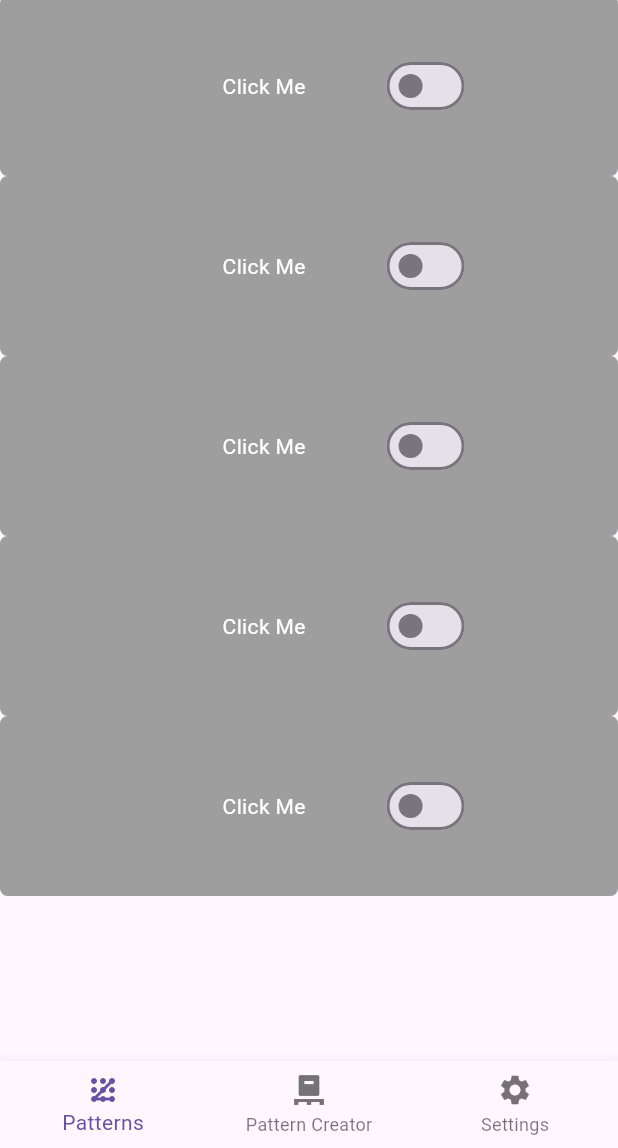
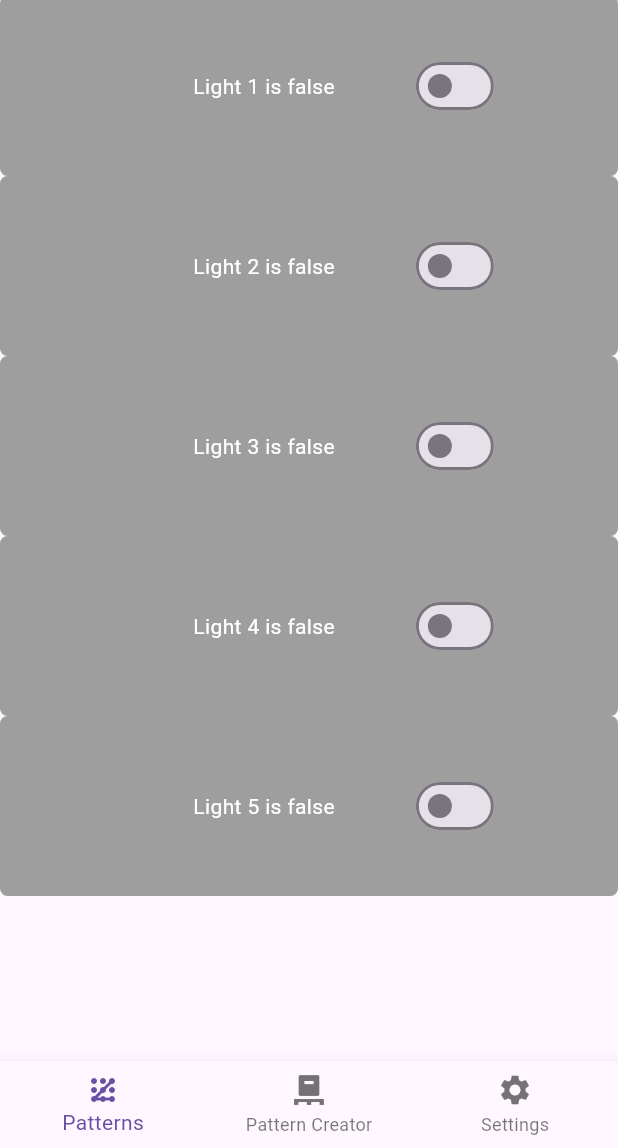
Before and after one commit to HanifMDjamiludin/LuminaSYNC, a Flutter app: the HomeScreen screen opened by its route, on a phone screen of 412 x 824 dp, the part 88-1236 px from its top. Run offline on Flutter 3.47's test engine with Material 3 defaults, Android fonts, the phone set to English and light mode, and no system bars; our stand-ins replace firebase_auth, firebase_core, google_sign_in; missing offline and left inert: flutter_hsvcolor_picker; accounts and stored records are empty.

Commit message:
light numbers on the main page

```diff
--- a/luminasyncflutter/lib/src/home_screen.dart
+++ b/luminasyncflutter/lib/src/home_screen.dart
@@ -64,11 +64,11 @@ class _HomeScreenState extends State<HomeScreen> {
       case 0:
         return Column(
           children: [
-            SwitchAndButton(),
-            SwitchAndButton(),
-            SwitchAndButton(),
-            SwitchAndButton(),
-            SwitchAndButton()
+            SwitchAndButton(light: 1),
+            SwitchAndButton(light: 2),
+            SwitchAndButton(light: 3),
+            SwitchAndButton(light: 4),
+            SwitchAndButton(light: 5)
           ],
         );
       case 1:
@@ -96,7 +96,7 @@ class _HomeScreenState extends State<HomeScreen> {
   }
 
   Widget _buildSettingsTab() {
-    return Center(child: SwitchAndButton());
+    return Center(child: SwitchAndButton(light: 1,));
   }
 
   Widget _buildProfileTab() {
--- a/luminasyncflutter/lib/switch.dart
+++ b/luminasyncflutter/lib/switch.dart
@@ -13,13 +13,18 @@ class MyApp extends StatelessWidget {
         appBar: AppBar(
           title: Text('Switch and Button'),
         ),
-        body: SwitchAndButton(),
+        body: SwitchAndButton(
+          light: 0,
+        ),
       ),
     );
   }
 }
 
 class SwitchAndButton extends StatefulWidget {
+  final int light;
+  SwitchAndButton({required this.light});
+
   @override
   _SwitchAndButtonState createState() => _SwitchAndButtonState();
 }
@@ -51,7 +56,7 @@ class _SwitchAndButtonState extends State<SwitchAndButton> {
               child: Container(
                 padding: EdgeInsets.all(50),
                 child: Text(
-                  'Click Me',
+                  'Light ${widget.light} is $_switchValue',
                   style: TextStyle(color: Colors.white),
                 ),
               ),
```
